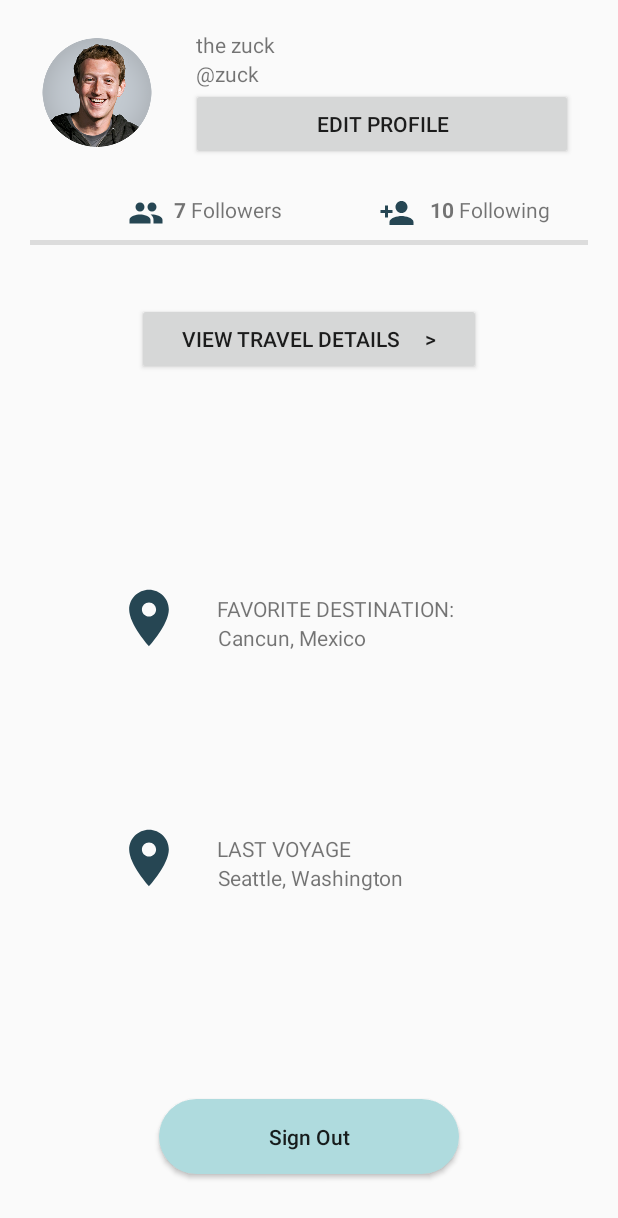
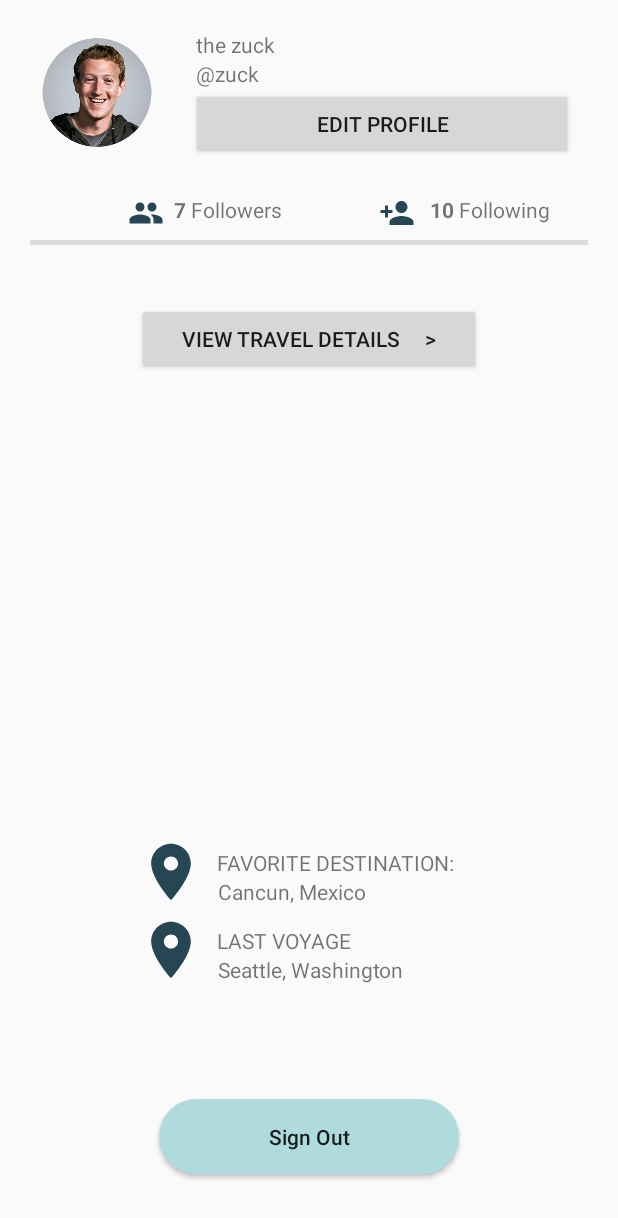
Before and after one commit to powdermonkeys/theoutlaws, an Android app: the fragment ProfileFragment shown on its own in the app's theme, on a phone screen of 412 x 824 dp. Shown: the top 1218 px of the screen. Run offline under Robolectric (Android 15) with nearby library versions, the phone set to English and light mode, and no system bars; our stand-ins replace ButterKnife; libraries missing offline, so code that uses them is left out: com.parse; Roboto replaces fonts that are not available here.

Commit message:
fixed buggy profile

```diff
--- a/Voyager/app/src/main/res/layout/fragment_profile.xml
+++ b/Voyager/app/src/main/res/layout/fragment_profile.xml
@@ -116,9 +116,9 @@
         android:id="@+id/favDestIcon"
         android:layout_width="45dp"
         android:layout_height="45dp"
-        android:layout_centerVertical="true"
-        android:layout_toStartOf="@+id/tvName"
-        android:layout_marginRight="5dp"
+        android:layout_alignParentBottom="true"
+        android:layout_alignStart="@+id/button"
+        android:layout_marginBottom="200dp"
         android:src="@drawable/locationdp" />
 
     <TextView
@@ -174,9 +174,8 @@
         android:layout_width="45dp"
         android:layout_height="45dp"
         android:layout_alignParentBottom="true"
-        android:layout_marginBottom="209dp"
-        android:layout_toStartOf="@+id/tvName"
-        android:layout_marginRight="5dp"
+        android:layout_alignStart="@+id/button"
+        android:layout_marginBottom="148dp"
         android:src="@drawable/locationdp" />
 
 
```
